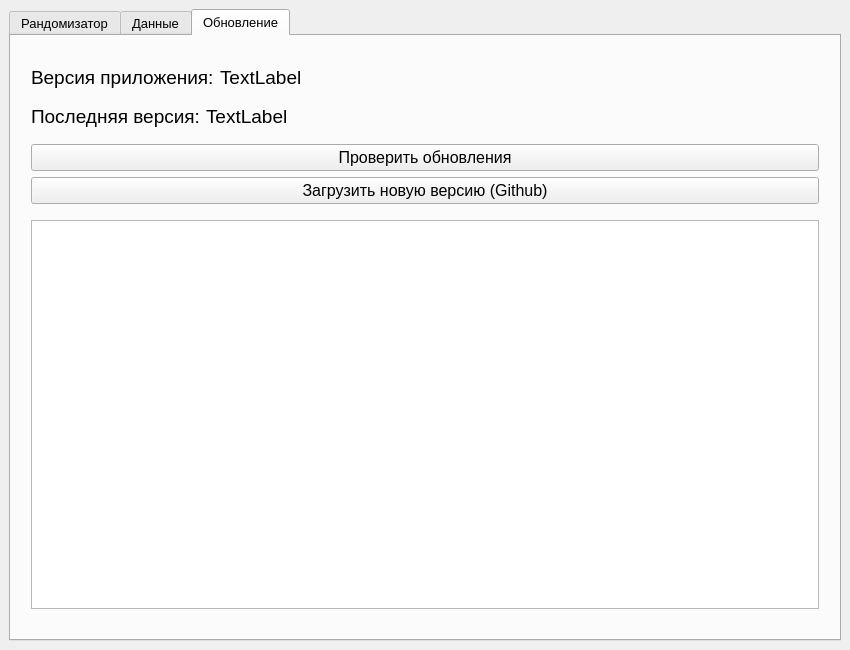
Above: TRND.ui from MangriMen/TRND before the change. Below: the same form after it.
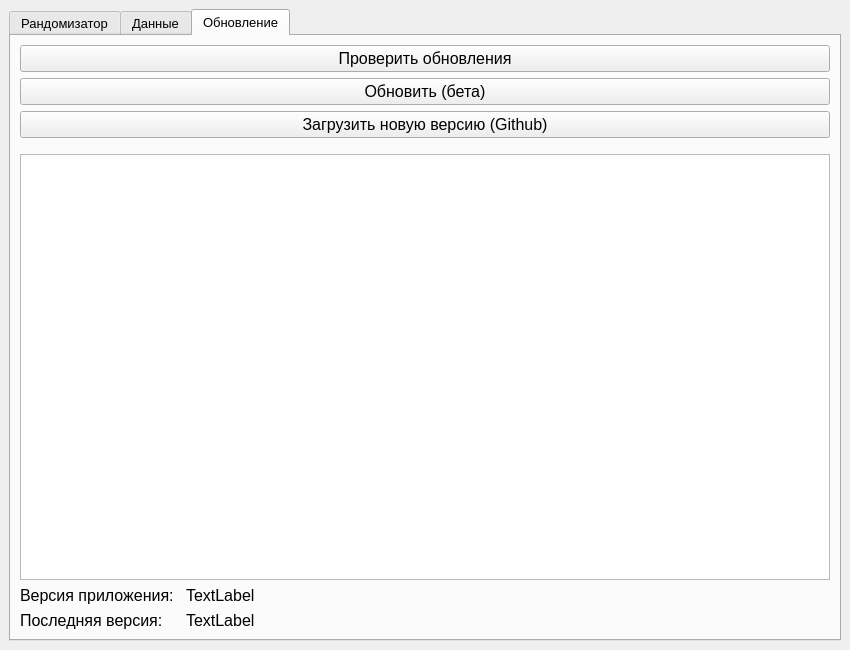
That is the form after the change. The open tabs and pages were chosen to show the change. Icons and pictures are not drawn.

Commit message: Added self update feature

What changed in the file:
```diff
--- a/TRND.ui
+++ b/TRND.ui
@@ -566,18 +566,42 @@
        </attribute>
        <layout class="QGridLayout" name="gridLayout_4">
         <property name="leftMargin">
-         <number>20</number>
+         <number>9</number>
         </property>
         <property name="topMargin">
-         <number>20</number>
+         <number>9</number>
         </property>
         <property name="rightMargin">
-         <number>20</number>
+         <number>9</number>
         </property>
         <property name="bottomMargin">
-         <number>20</number>
+         <number>9</number>
         </property>
-        <item row="6" column="0">
+        <item row="2" column="0">
+         <widget class="QPushButton" name="btnCheckNewVersion">
+          <property name="font">
+           <font>
+            <pointsize>12</pointsize>
+           </font>
+          </property>
+          <property name="text">
+           <string>Проверить обновления</string>
+          </property>
+         </widget>
+        </item>
+        <item row="3" column="0">
+         <widget class="QPushButton" name="btnSelfUpdate">
+          <property name="font">
+           <font>
+            <pointsize>12</pointsize>
+           </font>
+          </property>
+          <property name="text">
+           <string>Обновить (бета)</string>
+          </property>
+         </widget>
+        </item>
+        <item row="4" column="0">
          <widget class="QPushButton" name="btnGithubLink">
           <property name="font">
            <font>
@@ -589,7 +613,35 @@
           </property>
          </widget>
         </item>
-        <item row="3" column="0">
+        <item row="5" column="0">
+         <spacer name="verticalSpacer_3">
+          <property name="orientation">
+           <enum>Qt::Vertical</enum>
+          </property>
+          <property name="sizeType">
+           <enum>QSizePolicy::Preferred</enum>
+          </property>
+          <property name="sizeHint" stdset="0">
+           <size>
+            <width>20</width>
+            <height>10</height>
+           </size>
+          </property>
+         </spacer>
+        </item>
+        <item row="6" column="0">
+         <widget class="QTextEdit" name="teUpdateChangeList">
+          <property name="font">
+           <font>
+            <pointsize>14</pointsize>
+           </font>
+          </property>
+          <property name="readOnly">
+           <bool>true</bool>
+          </property>
+         </widget>
+        </item>
+        <item row="8" column="0">
          <layout class="QHBoxLayout" name="LatestVersionLayout">
           <item>
            <widget class="QLabel" name="lblLatestText">
@@ -599,9 +651,15 @@
               <verstretch>0</verstretch>
              </sizepolicy>
             </property>
+            <property name="minimumSize">
+             <size>
+              <width>160</width>
+              <height>0</height>
+             </size>
+            </property>
             <property name="font">
              <font>
-              <pointsize>14</pointsize>
+              <pointsize>12</pointsize>
              </font>
             </property>
             <property name="text">
@@ -613,7 +671,7 @@
            <widget class="QLabel" name="lblLatestVersion">
             <property name="font">
              <font>
-              <pointsize>14</pointsize>
+              <pointsize>12</pointsize>
              </font>
             </property>
             <property name="text">
@@ -623,7 +681,7 @@
           </item>
          </layout>
         </item>
-        <item row="1" column="0">
+        <item row="7" column="0">
          <layout class="QHBoxLayout" name="NowVersionLayout">
           <property name="topMargin">
            <number>0</number>
@@ -636,9 +694,15 @@
               <verstretch>0</verstretch>
              </sizepolicy>
             </property>
+            <property name="minimumSize">
+             <size>
+              <width>160</width>
+              <height>0</height>
+             </size>
+            </property>
             <property name="font">
              <font>
-              <pointsize>14</pointsize>
+              <pointsize>12</pointsize>
              </font>
             </property>
             <property name="text">
@@ -650,7 +714,7 @@
            <widget class="QLabel" name="lblVersion">
             <property name="font">
              <font>
-              <pointsize>14</pointsize>
+              <pointsize>12</pointsize>
              </font>
             </property>
             <property name="text">
@@ -660,110 +724,6 @@
           </item>
          </layout>
         </item>
-        <item row="7" column="0">
-         <spacer name="verticalSpacer_3">
-          <property name="orientation">
-           <enum>Qt::Vertical</enum>
-          </property>
-          <property name="sizeType">
-           <enum>QSizePolicy::Preferred</enum>
-          </property>
-          <property name="sizeHint" stdset="0">
-           <size>
-            <width>20</width>
-            <height>10</height>
-           </size>
-          </property>
-         </spacer>
-        </item>
-        <item row="2" column="0">
-         <spacer name="verticalSpacer_2">
-          <property name="orientation">
-           <enum>Qt::Vertical</enum>
-          </property>
-          <property name="sizeType">
-           <enum>QSizePolicy::Preferred</enum>
-          </property>
-          <property name="sizeHint" stdset="0">
-           <size>
-            <width>20</width>
-            <height>10</height>
-           </size>
-          </property>
-         </spacer>
-        </item>
-        <item row="5" column="0">
-         <widget class="QPushButton" name="btnCheckNewVersion">
-          <property name="font">
-           <font>
-            <pointsize>12</pointsize>
-           </font>
-          </property>
-          <property name="text">
-           <string>Проверить обновления</string>
-          </property>
-         </widget>
-        </item>
-        <item row="9" column="0">
-         <spacer name="verticalSpacer_4">
-          <property name="orientation">
-           <enum>Qt::Vertical</enum>
-          </property>
-          <property name="sizeType">
-           <enum>QSizePolicy::Preferred</enum>
-          </property>
-          <property name="sizeHint" stdset="0">
-           <size>
-            <width>20</width>
-            <height>10</height>
-           </size>
-          </property>
-         </spacer>
-        </item>
-        <item row="8" column="0">
-         <widget class="QTextEdit" name="teUpdateChangeList">
-          <property name="font">
-           <font>
-            <pointsize>14</pointsize>
-           </font>
-          </property>
-          <property name="readOnly">
-           <bool>true</bool>
-          </property>
-         </widget>
-        </item>
-        <item row="0" column="0">
-         <spacer name="verticalSpacer">
-          <property name="orientation">
-           <enum>Qt::Vertical</enum>
-          </property>
-          <property name="sizeType">
-           <enum>QSizePolicy::Preferred</enum>
-          </property>
-          <property name="sizeHint" stdset="0">
-           <size>
-            <width>20</width>
-            <height>10</height>
-           </size>
-          </property>
-         </spacer>
-        </item>
-        <item row="4" column="0">
-         <spacer name="verticalSpacer_5">
-          <property name="orientation">
-           <enum>Qt::Vertical</enum>
-          </property>
-          <property name="sizeType">
-           <enum>QSizePolicy::Preferred</enum>
-          </property>
-          <property name="sizeHint" stdset="0">
-           <size>
-            <width>20</width>
-            <height>10</height>
-           </size>
-          </property>
-         </spacer>
-        </item>
        </layout>
       </widget>
      </widget>
```
The commit also changes 2 other files.
